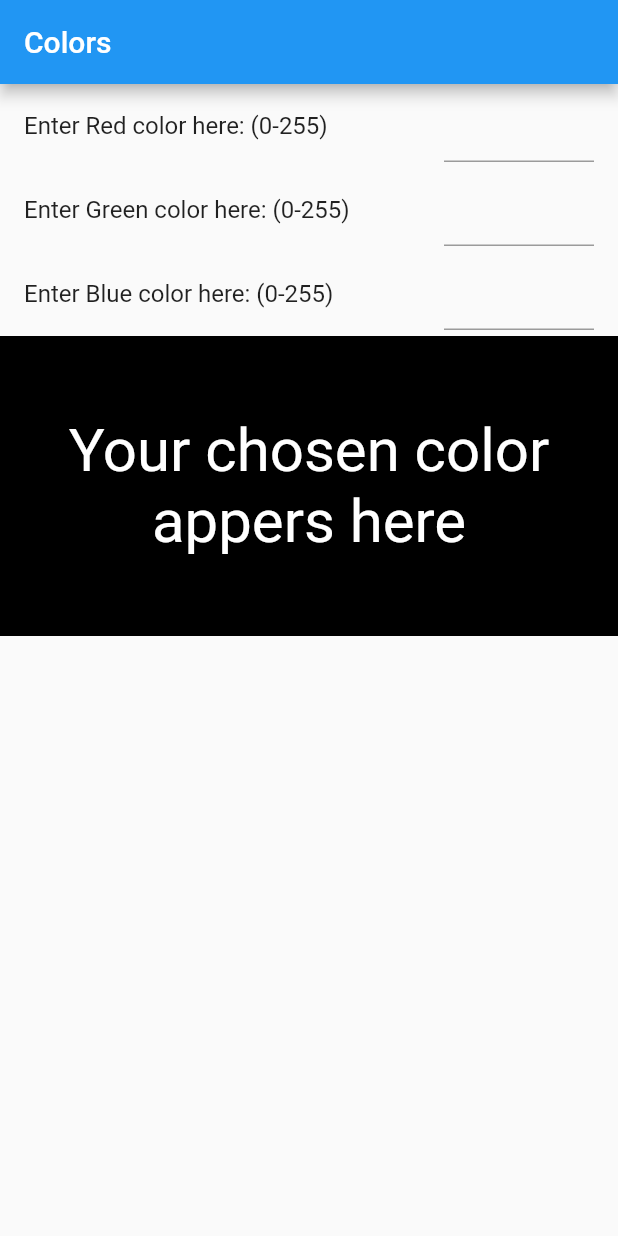
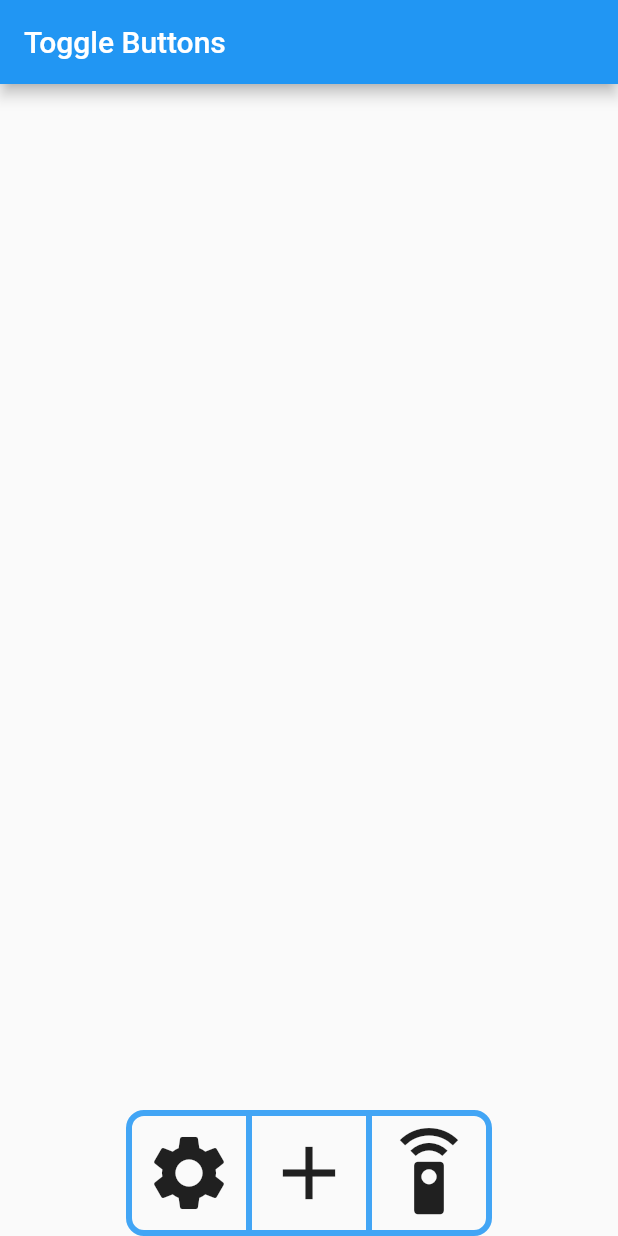
Before and after one commit to akashkamble6226/FlutterTips, a Flutter app: the screen it shows after launch, on a phone screen of 412 x 824 dp. Run offline on Flutter 3.47's test engine with Material 2 defaults, Android fonts, the light colour scheme and no system bars.

Commit message:
added custome tab bar

```diff
--- a/lib/main.dart
+++ b/lib/main.dart
@@ -12,6 +12,7 @@ import 'package:tipsandtricks/widgets/adding_color_filter.dart';
 import 'package:tipsandtricks/widgets/adding_containers_as_clip_oval.dart';
 import 'package:tipsandtricks/widgets/adding_converting_enum_to_radio_button.dart';
 import 'package:tipsandtricks/widgets/adding_custome_color_component.dart';
+import 'package:tipsandtricks/widgets/adding_custome_tab_bar.dart';
 import 'package:tipsandtricks/widgets/adding_floating_action_button.dart';
 import 'package:tipsandtricks/widgets/adding_jitter_free_screens.dart';
 import 'package:tipsandtricks/widgets/adding_position_change.dart';
@@ -21,6 +22,8 @@ import 'package:tipsandtricks/widgets/adding_shadow_icon.dart';
 import 'package:tipsandtricks/widgets/censoring_textfield.dart';
 
 import 'widgets/adding_custome_clippers.dart';
+
+import 'widgets/adding_custome_text_button.dart';
 
 
 void main() {
@@ -38,7 +41,7 @@ class MyApp extends StatelessWidget {
       theme: ThemeData(
         primarySwatch: Colors.blue,
       ),
-      home: const CustomeColorComponet(),
+      home:  const HomeScreen(),
     );
   }
 }
--- /dev/null
+++ b/lib/widgets/adding_custome_tab_bar.dart
@@ -0,0 +1,77 @@
+import 'package:flutter/material.dart';
+
+class TabBarButton extends StatelessWidget {
+
+  final IconData iconData;
+  final double size;
+
+  const TabBarButton({ Key? key, required this.iconData,  this.size = 60.0 }) : super(key: key);
+
+  @override
+  Widget build(BuildContext context) {
+    return Padding(
+      padding:const EdgeInsets.all(8.0),
+      child: Icon(iconData,size: size),
+
+    );
+  }
+}
+
+class HomeScreen extends StatelessWidget {
+  const HomeScreen({ Key? key }) : super(key: key);
+
+  @override
+  Widget build(BuildContext context) {
+    return Scaffold(
+      appBar: AppBar(title:const Text('Toggle Buttons'),),
+      body: Column(
+        children: const [
+          CustomeTabBar()
+        ],
+
+      ),
+    );
+  }
+}
+
+class CustomeTabBar extends StatefulWidget {
+  const CustomeTabBar({ Key? key }) : super(key: key);
+
+  @override
+  _CustomeTabBarState createState() => _CustomeTabBarState();
+}
+
+class _CustomeTabBarState extends State<CustomeTabBar> {
+
+  var _selection = [false, false, false];
+
+  @override
+  Widget build(BuildContext context) {
+    return Expanded(
+      child:Align(alignment: FractionalOffset.bottomCenter,
+      child: SafeArea(child: ToggleButtons(isSelected: _selection,children: const [
+         TabBarButton(iconData: Icons.settings,),
+          TabBarButton(iconData: Icons.add,),
+          TabBarButton(iconData: Icons.settings_remote,),
+
+      ],
+      onPressed: (index){
+        setState(() {
+          _selection = List.generate(_selection.length,(i) => index == i ?true : false);
+        });
+      },
+      selectedColor: Colors.white,
+      fillColor: Colors.blue,
+      borderRadius: BorderRadius.circular(10.0),
+      borderWidth: 4.0,
+      borderColor: Colors.blue[400],
+      selectedBorderColor: Colors.blue,
+      highlightColor: Colors.blue.withOpacity(0.2),
+
+
+      ),),
+      )
+
+    );
+  }
+}
```
